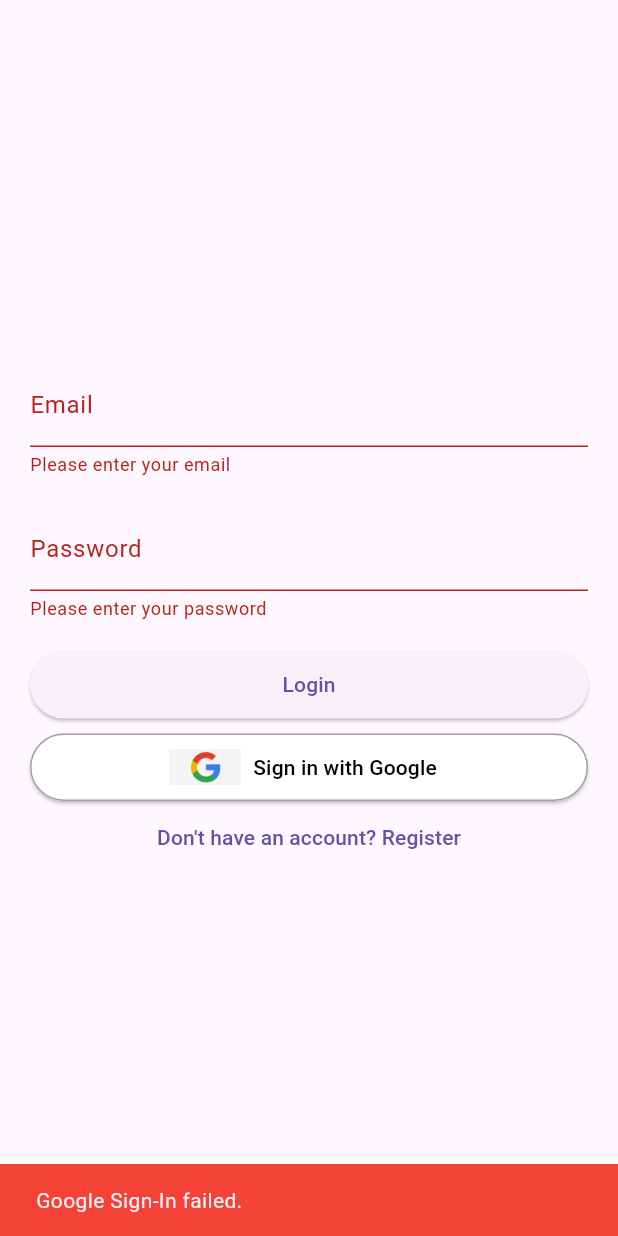
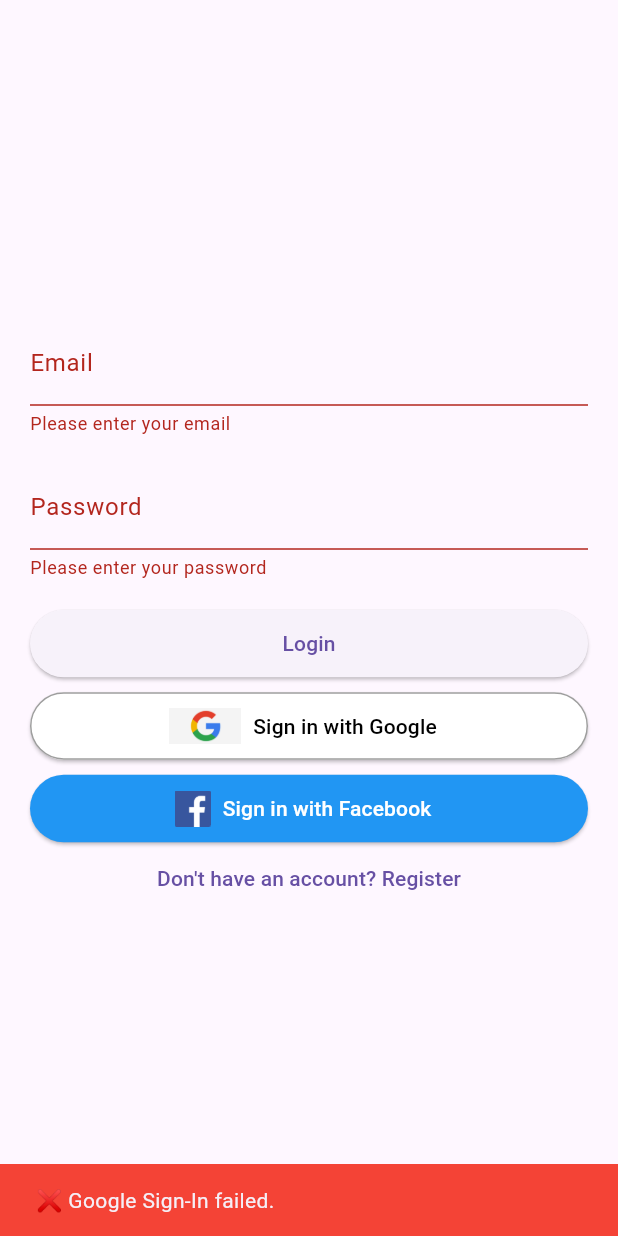
Before and after one commit to melihalkbk/flutter_guidance, a Flutter app: the screen it shows after launch, after a tap on "Login", after a tap on "Sign in with Google", on a phone screen of 412 x 824 dp. Run offline on Flutter 3.47's test engine with Material 3 defaults, Android fonts, the phone set to English and light mode, and no system bars; our stand-ins replace firebase_auth, firebase_core, google_sign_in; missing offline and left inert: flutter_facebook_auth; accounts and stored records are empty.

Commit message:
add:facebook login requirements

```diff
--- a/login_app/lib/pages/login_page.dart
+++ b/login_app/lib/pages/login_page.dart
@@ -46,20 +46,20 @@ class _LoginPageState extends State<LoginPage> {
         if (user != null) {
           ScaffoldMessenger.of(context).showSnackBar(
             const SnackBar(
-              content: Text("Login successful"),
+              content: Text("✅ Login successful"),
               backgroundColor: Colors.green,
               duration: Duration(seconds: 2),
             ),
           );
           Navigator.pushReplacement(
             context,
-            MaterialPageRoute(builder: (context) => LoginPage()),
+            MaterialPageRoute(builder: (context) => const LoginPage()),
           );
         } else {
-          _showErrorMessage("Login failed. Please check your credentials.");
+          _showErrorMessage("❌ Login failed. Please check your credentials.");
         }
       } catch (e) {
-        _showErrorMessage("An error occurred: $e");
+        _showErrorMessage("⚠️ An error occurred: $e");
       }
 
       setState(() => _isLoading = false);
@@ -74,17 +74,41 @@ class _LoginPageState extends State<LoginPage> {
     if (user != null) {
       ScaffoldMessenger.of(context).showSnackBar(
         const SnackBar(
-          content: Text("Google Sign-In successful"),
+          content: Text("✅ Google Sign-In successful"),
           backgroundColor: Colors.green,
           duration: Duration(seconds: 2),
         ),
       );
       Navigator.pushReplacement(
         context,
-        MaterialPageRoute(builder: (context) => LoginPage()),
+        MaterialPageRoute(builder: (context) => const LoginPage()),
       );
     } else {
-      _showErrorMessage("Google Sign-In failed.");
+      _showErrorMessage("❌ Google Sign-In failed.");
+    }
+
+    setState(() => _isLoading = false);
+  }
+
+  void _signInWithFacebook() async {
+    setState(() => _isLoading = true);
+
+    var user = await _authService.signInWithFacebook();
+
+    if (user != null) {
+      ScaffoldMessenger.of(context).showSnackBar(
+        const SnackBar(
+          content: Text("✅ Facebook Sign-In successful"),
+          backgroundColor: Colors.green,
+          duration: Duration(seconds: 2),
+        ),
+      );
+      Navigator.pushReplacement(
+        context,
+        MaterialPageRoute(builder: (context) => const LoginPage()),
+      );
+    } else {
+      _showErrorMessage("❌ Facebook Sign-In failed.");
     }
 
     setState(() => _isLoading = false);
@@ -143,7 +167,7 @@ class _LoginPageState extends State<LoginPage> {
                           child: ElevatedButton.icon(
                             onPressed: _signInWithGoogle,
                             icon: Image.asset(
-                              'assets/googleLogo.png',
+                              'assets/googleLogo.png', // Ensure this exists
                               height: 24,
                             ),
                             label: const Text('Sign in with Google'),
@@ -151,6 +175,23 @@ class _LoginPageState extends State<LoginPage> {
                               backgroundColor: Colors.white,
                               foregroundColor: Colors.black,
                               side: const BorderSide(color: Colors.grey),
+                            ),
+                          ),
+                        ),
+                        const SizedBox(height: 10),
+                        SizedBox(
+                          width: double.infinity,
+                          height: 45,
+                          child: ElevatedButton.icon(
+                            onPressed: _signInWithFacebook,
+                            icon: Image.asset(
+                              'assets/facebookLogo.png',
+                              height: 24,
+                            ),
+                            label: const Text('Sign in with Facebook'),
+                            style: ElevatedButton.styleFrom(
+                              backgroundColor: Colors.blue,
+                              foregroundColor: Colors.white,
                             ),
                           ),
                         ),
--- a/login_app/lib/services/auth_service.dart
+++ b/login_app/lib/services/auth_service.dart
@@ -1,9 +1,12 @@
 import 'package:firebase_auth/firebase_auth.dart';
 import 'package:google_sign_in/google_sign_in.dart';
+import 'package:flutter_facebook_auth/flutter_facebook_auth.dart';
 
 class AuthService {
   final FirebaseAuth _auth = FirebaseAuth.instance;
   final GoogleSignIn _googleSignIn = GoogleSignIn();
+
+  // Sign in with email and password
   Future<UserCredential?> signInWithEmailAndPassword({
     required String email,
     required String password,
@@ -20,6 +23,7 @@ class AuthService {
     }
   }
 
+  // Register with email and password
   Future<UserCredential?> registerWithEmailAndPassword({
     required String email,
     required String password,
@@ -39,54 +43,66 @@ class AuthService {
   // Sign in with Google
   Future<UserCredential?> signInWithGoogle() async {
     try {
-      print("Starting Google Sign-In...");
       final GoogleSignInAccount? googleUser = await _googleSignIn.signIn();
-      if (googleUser == null) {
-        print("Google Sign-In cancelled by user.");
-        return null;
-      }
+      if (googleUser == null) return null;
 
-      print("Google user retrieved: ${googleUser.email}");
       final GoogleSignInAuthentication googleAuth =
           await googleUser.authentication;
-
-      final AuthCredential credential = GoogleAuthProvider.credential(
+      final credential = GoogleAuthProvider.credential(
         accessToken: googleAuth.accessToken,
         idToken: googleAuth.idToken,
       );
 
-      print("Signing in to Firebase with Google credentials...");
-      final userCredential = await _auth.signInWithCredential(credential);
-
-      print("Google Sign-In successful: ${userCredential.user?.email}");
-      return userCredential;
-    } on FirebaseAuthException catch (e) {
-      print("Google Sign-In Firebase Error: ${e.message}");
-      return null;
-    } catch (e, stacktrace) {
-      print("Google Sign-In Unknown Error: $e");
-      print("Stacktrace: $stacktrace");
+      return await _auth.signInWithCredential(credential);
+    } catch (e) {
+      print("Google Sign-In Error: $e");
       return null;
     }
   }
 
-  // Check if Google user is logged in
-  Future<bool> isGoogleUserLoggedIn() async {
-    final currentUser = _auth.currentUser;
-    return currentUser != null &&
-        currentUser.providerData.any((info) => info.providerId == "google.com");
+  // Sign in with Facebook
+  Future<UserCredential?> signInWithFacebook() async {
+    try {
+      final LoginResult result = await FacebookAuth.instance.login();
+
+      if (result.status == LoginStatus.success) {
+        final OAuthCredential credential = FacebookAuthProvider.credential(
+          result.accessToken!.tokenString,
+        );
+        return await _auth.signInWithCredential(credential);
+      }
+      return null;
+    } catch (e) {
+      print("Facebook Sign-In Error: $e");
+      return null;
+    }
   }
 
-  // Sign out from Google
-  Future<void> signOutGoogle() async {
-    await _googleSignIn.signOut();
+  // Check auth state
+  Future<bool> isUserLoggedIn() async {
+    return _auth.currentUser != null;
+  }
+
+  // Check provider
+  Future<String?> getUserProvider() async {
+    final user = _auth.currentUser;
+    if (user != null && user.providerData.isNotEmpty) {
+      return user.providerData[0].providerId;
+    }
+    return null;
+  }
+
+  // Sign out
+  Future<void> signOut() async {
+    final provider = await getUserProvider();
+    if (provider == 'google.com') await _googleSignIn.signOut();
+    if (provider == 'facebook.com') await FacebookAuth.instance.logOut();
     await _auth.signOut();
-    print("User signed out from Google");
   }
+
+  // Get current user
+  User? get currentUser => _auth.currentUser;
 
   // Listen to auth state changes
   Stream<User?> get authStateChanges => _auth.authStateChanges();
-
-  // Get current user
-  User? get currentUser => _auth.currentUser;
 }
--- a/login_app/pubspec.yaml
+++ b/login_app/pubspec.yaml
@@ -37,6 +37,7 @@ dependencies:
   firebase_core: ^3.12.1
   firebase_auth: ^5.5.1
   google_sign_in: ^6.3.0
+  flutter_facebook_auth: ^7.1.1
 
 dev_dependencies:
   flutter_test:
```
Also changed, not shown: login_app/assets/facebookLogo.png (added), login_app/pubspec.lock, 6 other files.
